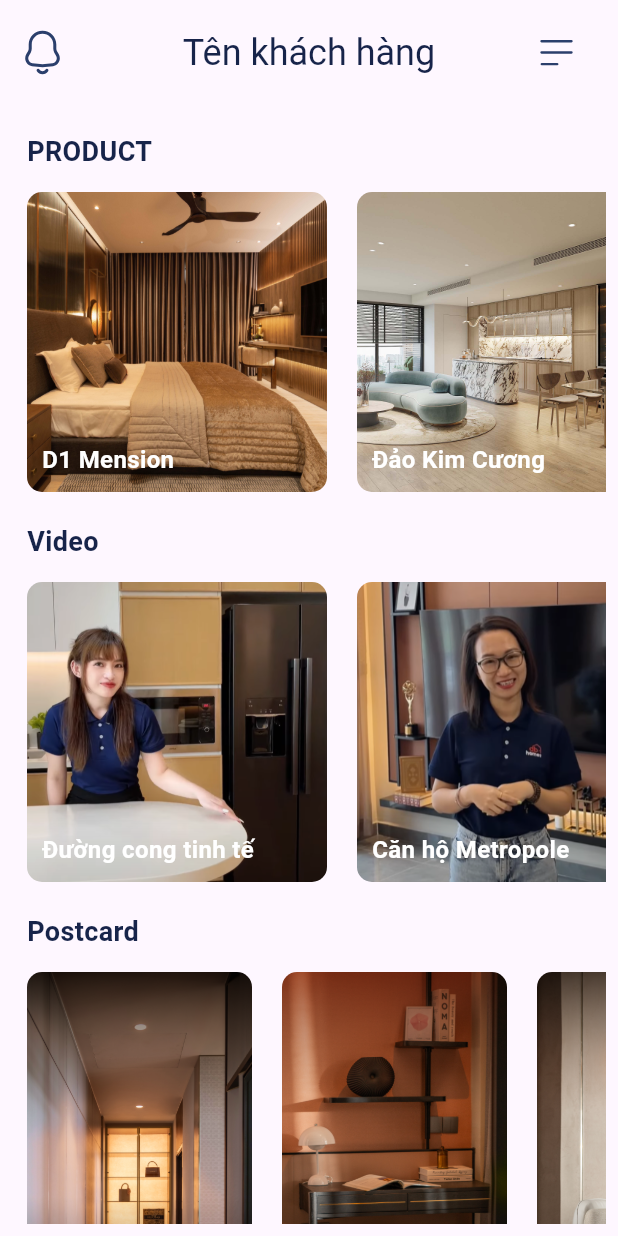
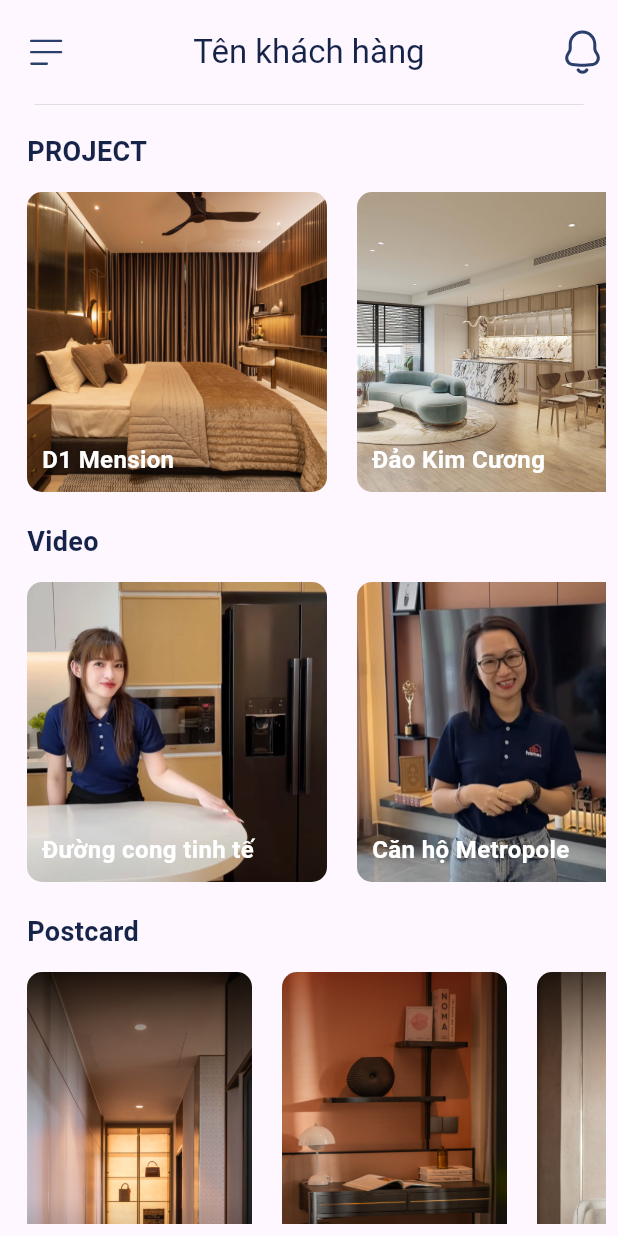
Before and after one commit to NgocMyFullstack/Nexus_App_mobile, a Flutter app: the HomeScreen screen opened directly, on a phone screen of 412 x 824 dp. Run offline on Flutter 3.47's test engine with Material 3 defaults, Android fonts, the phone set to English and light mode, and no system bars; our stand-ins replace flutter_cache_manager, flutter_screenutil, flutter_svg, image_picker, percent_indicator, quickalert; missing offline and left inert: image_painter, insta_image_viewer; project files that could hold a hidden picture were left out.

Commit message:
fix home_screen

```diff
--- a/lib/screens/chat_screen.dart
+++ b/lib/screens/chat_screen.dart
@@ -39,7 +39,6 @@ class Chat extends StatelessWidget {
         title: const Text(
           'Tên khách hàng',
           style: TextStyle(
-            fontSize: 24,
             color: const Color(0xFF17244A),
           ),
         ),
--- a/lib/screens/customer_care_screen.dart
+++ b/lib/screens/customer_care_screen.dart
@@ -40,8 +40,7 @@ class CustomerCare extends StatelessWidget {
         title: const Text(
           'Tên khách hàng',
           style: TextStyle(
-            fontSize: 24,
-            color: Color.fromARGB(255, 0, 0, 0),
+            color: const Color(0xFF17244A),
           ),
         ),
         centerTitle: true,
--- a/lib/screens/home_screen.dart
+++ b/lib/screens/home_screen.dart
@@ -100,12 +100,12 @@ class _HomeScreenState extends State<HomeScreen> {
     return Scaffold(
       appBar: AppBar(
         toolbarHeight: 70,
-        actions: [
-          Builder(
+        centerTitle: true,
+        leading: Builder(
           builder: (context) => Container(
-              margin: const EdgeInsets.only(right: 16.0),
-              width: 50,
-              height: 50,
+            margin: const EdgeInsets.only(left: 5.5),
+            width: 70,
+            height: 70,
             decoration: BoxDecoration(
               borderRadius: BorderRadius.circular(10),
             ),
@@ -117,22 +117,20 @@ class _HomeScreenState extends State<HomeScreen> {
                   height: 30,
                 ),
                 onPressed: () {
-                    Scaffold.of(context).openDrawer(); // Mở drawer
+                  Scaffold.of(context).openDrawer();
                 },
               ),
             ),
           ),
         ),
-        ],
         title: const Text(
           'Tên khách hàng',
           style: TextStyle(
-            fontSize: 24,
-            color: const Color(0xFF17244A),
+            color: Color(0xFF17244A),
           ),
         ),
-        centerTitle: true,
-        leading: IconButton(
+        actions: [
+          IconButton(
             icon: SvgPicture.asset(
               'assets/Icon/Bell.svg',
               width: 30,
@@ -140,8 +138,22 @@ class _HomeScreenState extends State<HomeScreen> {
               fit: BoxFit.contain,
             ),
             onPressed: () {
-            Scaffold.of(context).openDrawer(); // Mở drawer
+              Scaffold.of(context).openDrawer();
             },
+          ),
+        ],
+        // Đường kẻ ngang
+        bottom: PreferredSize(
+          preferredSize: const Size.fromHeight(0),
+          child: Column(
+            children: [
+              Container(
+                width: 366.0,
+                height: 0.5,
+                color: const Color(0xFFD4D4D4),
+              ),
+            ],
+          ),
         ),
       ),
       drawer: const CustomDrawer(),
@@ -158,7 +170,7 @@ class _HomeScreenState extends State<HomeScreen> {
                   child: const Align(
                     alignment: Alignment.centerLeft,
                     child: Text(
-                      'PRODUCT',
+                      'PROJECT',
                       style: TextStyle(
                         fontSize: 18,
                         fontWeight: FontWeight.bold,
--- a/lib/screens/product_screen.dart
+++ b/lib/screens/product_screen.dart
@@ -39,7 +39,6 @@ class Product extends StatelessWidget {
         title: const Text(
           'Tên khách hàng',
           style: TextStyle(
-            fontSize: 24,
             color: const Color(0xFF17244A),
           ),
         ),
--- a/lib/screens/project/finance_screen.dart
+++ b/lib/screens/project/finance_screen.dart
@@ -72,7 +72,6 @@ class _FinanceScreenState extends State<FinanceScreen> {
           'Finance',
           style: TextStyle(
             color: const Color(0xFF17244A),
-            fontSize: 18,
           ),
         ),
         actions: [
```
Also changed, not shown: lib/screens/project/create_new_ticket_screen.dart (+8 -8 lines), lib/screens/project/information_screen.dart (+5 -6 lines), lib/screens/project/project_product_screen.dart (+6 -56 lines), lib/screens/project/task_detail_screen.dart (+8 -7 lines), 1 other file. Lines whose indentation alone changed are shown as unchanged.
